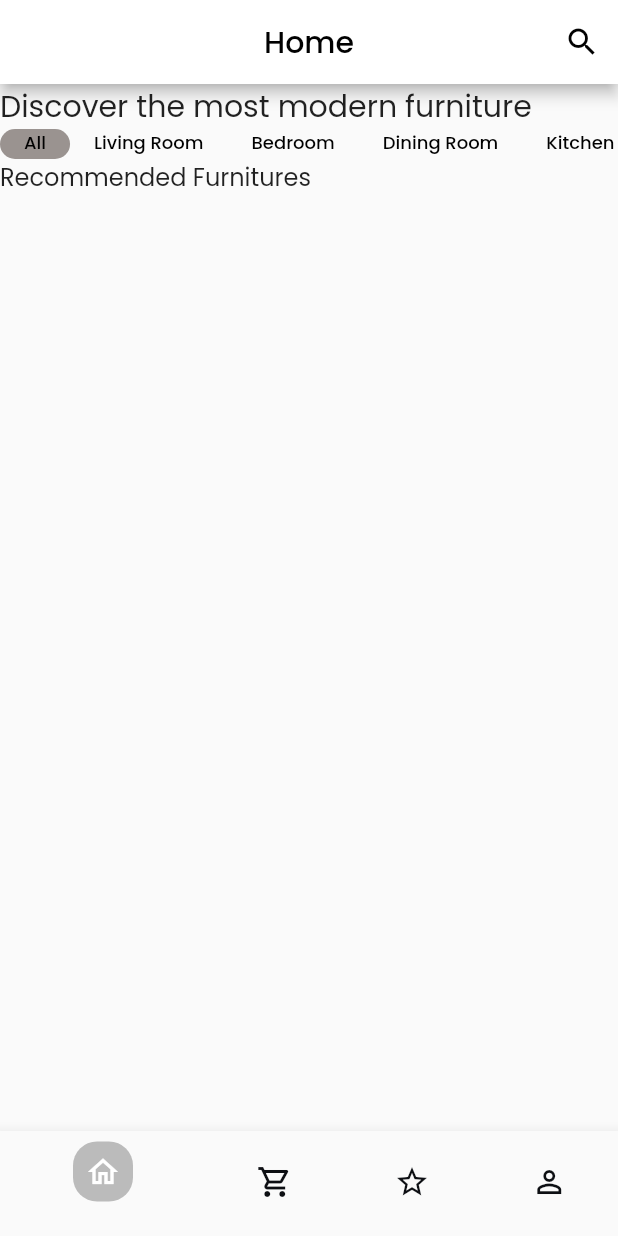
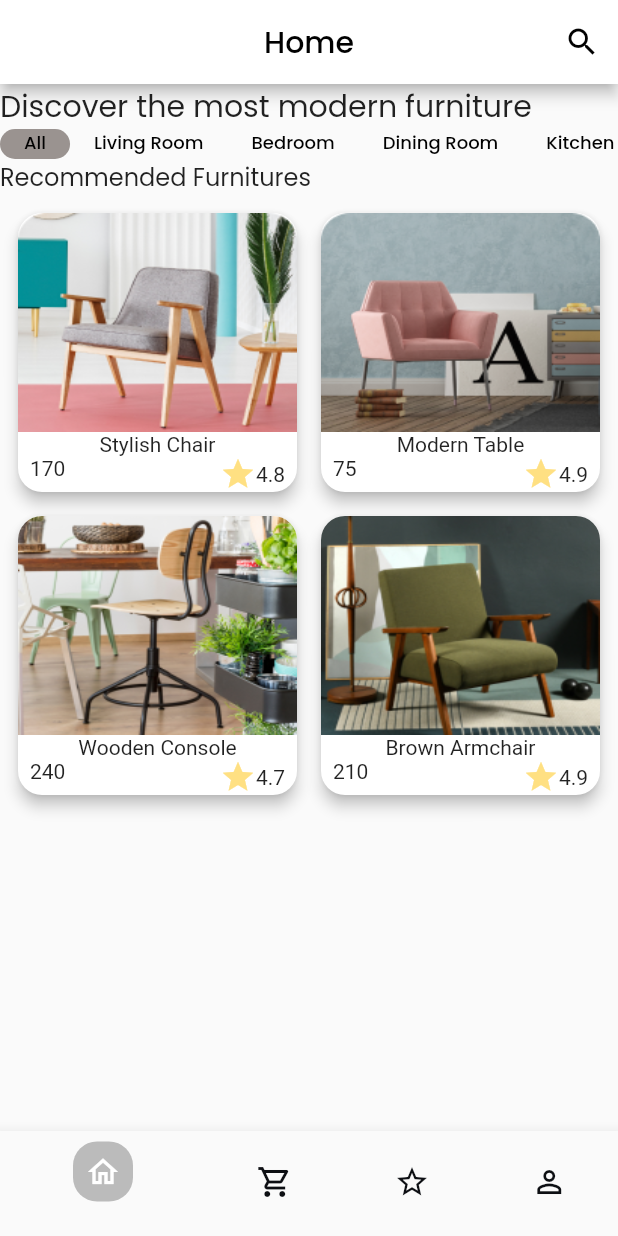
Before and after one commit to lie16/fugi_furniture_shop, a Flutter app: the screen it shows after launch, on a phone screen of 412 x 824 dp. Run offline on Flutter 3.47's test engine with Material 2 defaults, Android fonts, the phone set to English and light mode, and no system bars; our stand-ins replace flutter_screenutil, go_router, google_fonts.

Commit message:
1/2 jadi page 1

```diff
--- a/lib/const/my_style.dart
+++ b/lib/const/my_style.dart
@@ -4,26 +4,34 @@ import 'package:google_fonts/google_fonts.dart';
 class MyTextStyle {
   MyTextStyle();
 
+  static final String? _fontChoice = GoogleFonts.poppins().fontFamily;
+
+  TextStyle labelMedium = TextStyle(
+    color: Colors.black,
+    fontSize: 14,
+    fontFamily: _fontChoice,
+  );
+
   TextStyle label = TextStyle(
     color: Colors.black,
     fontSize: 12,
-    fontFamily: GoogleFonts.poppins().fontFamily,
+    fontFamily: _fontChoice,
   );
 
   TextStyle pageHeadingLarge = TextStyle(
     fontWeight: FontWeight.w400,
     fontSize: 20,
-    fontFamily: GoogleFonts.poppins().fontFamily,
+    fontFamily: _fontChoice,
   );
 
   TextStyle pageHeadingMedium = TextStyle(
     fontWeight: FontWeight.w400,
     fontSize: 16,
-    fontFamily: GoogleFonts.poppins().fontFamily,
+    fontFamily: _fontChoice,
   );
 
   TextStyle appTitle = TextStyle(
     color: Colors.black,
-    fontFamily: GoogleFonts.poppins().fontFamily,
+    fontFamily: _fontChoice,
   );
 }
--- a/lib/feature/home/page/my_home_page.dart
+++ b/lib/feature/home/page/my_home_page.dart
@@ -1,6 +1,8 @@
 import 'package:flutter/material.dart';
 import 'package:fugi_furniture_shop/const/my_style.dart';
 import 'package:fugi_furniture_shop/theme/color_pallete.dart';
+
+import '../widget/my_tab_item.dart';
 
 class MyHomePage extends StatefulWidget {
   const MyHomePage({super.key});
@@ -13,44 +15,53 @@ class _MyHomePageState extends State<MyHomePage>
     with SingleTickerProviderStateMixin {
   late TabController _controller;
   late List<Widget> data;
+  late List<Map<String, String>> productDatas;
 
   @override
   void initState() {
     super.initState();
     data = [
-      Center(
-        child: Text(
-          'All',
-          style: MyTextStyle().label,
-        ),
-      ),
-      Center(
-        child: Text(
-          'Living Room',
-          style: MyTextStyle().label,
-        ),
-      ),
-      Center(
-        child: Text(
-          'Bedroom',
-          // overflow: TextOverflow.visible,
-          style: MyTextStyle().label,
-        ),
-      ),
-      Center(
-        child: Text(
-          'Dining Room',
-          style: MyTextStyle().label,
-        ),
-      ),
-      Center(
-        child: Text(
-          'Kitchen',
-          style: MyTextStyle().label,
-        ),
-      ),
+      myTabItem(label: 'All'),
+      myTabItem(label: 'Living Room'),
+      myTabItem(label: 'Bedroom'),
+      myTabItem(label: 'Dining Room'),
+      myTabItem(label: 'Kitchen'),
     ];
     _controller = TabController(length: data.length, vsync: this);
+    productDatas = [
+      {
+        'asset' :'assets/images/1.png',
+        'label' : 'Stylish Chair',
+        'currency': "\$",
+        'price': '170',
+        'rating': '4.8',
+        'favorite': 'true'
+      },
+      {
+        'asset' :'assets/images/2.png',
+        'label' : 'Modern Table',
+        'currency': "\$",
+        'price': '75',
+        'rating': '4.9',
+        'favorite': 'true'
+      },
+      {
+        'asset' :'assets/images/3.png',
+        'label' : 'Wooden Console',
+        'currency': "\$",
+        'price': '240',
+        'rating': '4.7',
+        'favorite': 'true'
+      },
+      {
+        'asset' :'assets/images/4.png',
+        'label' : 'Brown Armchair',
+        'currency': "\$",
+        'price': '210',
+        'rating': '4.9',
+        'favorite': 'true'
+      },
+    ];
   }
 
   @override
@@ -94,6 +105,76 @@ class _MyHomePageState extends State<MyHomePage>
             'Recommended Furnitures ',
             style: MyTextStyle().pageHeadingMedium,
           ),
+          Expanded(
+            child: GridView.builder(
+              padding: const EdgeInsets.all(
+                8,
+              ),
+              itemCount: productDatas.length,
+              gridDelegate: const SliverGridDelegateWithFixedCrossAxisCount(
+                crossAxisCount: 2,
+                childAspectRatio: 1,
+                mainAxisSpacing: 8,
+                crossAxisSpacing: 8,
+              ),
+              itemBuilder: ((context, index) {
+                return Card(
+                  elevation: 4,
+                  clipBehavior: Clip.antiAlias,
+                  shape: RoundedRectangleBorder(
+                    borderRadius: BorderRadius.circular(
+                      16,
+                    ),
+                  ),
+                  child: Column(
+                    children: [
+                      Expanded(
+                        child: Container(
+                          decoration: BoxDecoration(
+                            image: DecorationImage(
+                              image: AssetImage(productDatas[index]['asset']!),
+                              fit: BoxFit.fill,
+                            ),
+                          ),
+                        ),
+                      ),
+                      Text(productDatas[index]['label']!),
+                      Padding(
+                        padding: const EdgeInsets.symmetric(horizontal: 8),
+                        child: Row(
+                          mainAxisAlignment: MainAxisAlignment.spaceBetween,
+                          crossAxisAlignment: CrossAxisAlignment.start,
+                          children: [
+                            Text(productDatas[index]['price']!),
+                            Row(
+                              children: [
+                                Icon(Icons.star, color: Colors.amber[200],),
+                                Text(productDatas[index]['rating']!),
+                              ],
+                            ),
+                          ],
+                        ),
+                      )
+                    ],
+                  ),
+                );
+              }),
+              // children: [
+              //   Card(
+              //     child: Container(
+              //       width: 100.00,
+              //       height: 100.00,
+              //       decoration: const BoxDecoration(
+              //         image: DecorationImage(
+              //           image: AssetImage('assets/images/1.png'),
+              //           fit: BoxFit.fill,
+              //         ),
+              //       ),
+              //     ),
+              //   ),
+              // ],
+            ),
+          ),
           // ListView(),
         ],
       ),
--- /dev/null
+++ b/lib/feature/home/widget/my_tab_item.dart
@@ -0,0 +1,14 @@
+import 'package:flutter/material.dart';
+
+import '../../../const/my_style.dart';
+
+Widget myTabItem ({
+  required String label,
+}){
+  return Center(
+        child: Text(
+          label,
+          style: MyTextStyle().label,
+        ),
+      );
+}
--- a/pubspec.yaml
+++ b/pubspec.yaml
@@ -21,3 +21,5 @@ dev_dependencies:
 
 flutter:
   uses-material-design: true
+  assets:
+    - assets/images/
```
Also changed, not shown: assets/images/1.png (added), assets/images/2.png (added), assets/images/3.png (added), assets/images/4.png (added), assets/images/5.png (added).
